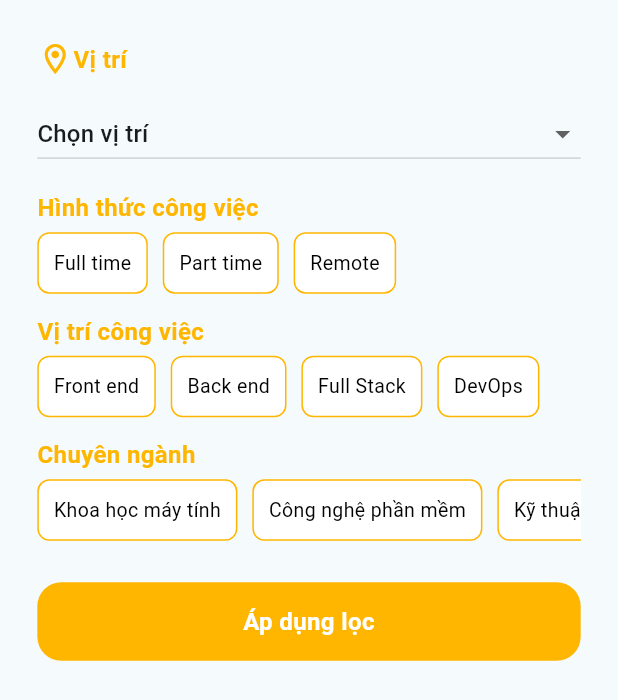
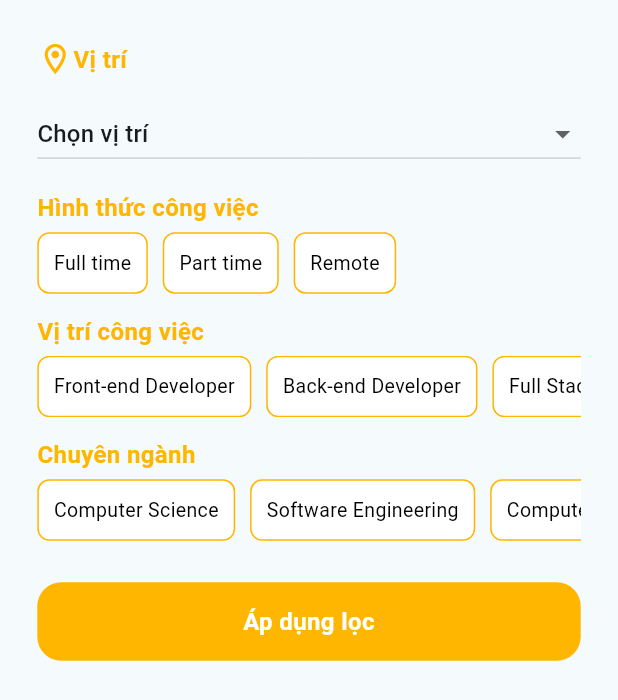
Before and after one commit to loc2406/jobsit-mobile, a Flutter app: the FilterBottomSheet widget shown alone on an empty page, opened directly with empty values, on a phone screen of 412 x 824 dp. Shown: the top 700 px of the screen. Run offline on Flutter 3.47's test engine with Material 3 defaults, Android fonts, the phone set to English and light mode, and no system bars; our stand-ins replace flutter_bloc, flutter_svg, infinite_scroll_pagination; missing offline and left inert: dart:ffi; network calls fail.

Commit message:
refactor: fix bugs search and filter jobs - FINISHED

```diff
--- a/lib/cubits/job/job_state.dart
+++ b/lib/cubits/job/job_state.dart
@@ -18,9 +18,9 @@ class JobState {
           required String name,
           required bool isLastPage,
           required String location,
-          required Map<String, dynamic> schedule,
-          required Map<String, dynamic> position,
-          required Map<String, dynamic> major}) =>
+          required String schedule,
+          required String position,
+          required String major}) =>
       LoadedState(
           jobs: jobs,
           page: page,
--- a/lib/cubits/job/loaded_state.dart
+++ b/lib/cubits/job/loaded_state.dart
@@ -7,9 +7,9 @@ class LoadedState extends JobState {
   final String name;
   final String location;
   final bool isLastPage;
-  final Map<String, dynamic> schedule;
-  final Map<String, dynamic> position;
-  final Map<String, dynamic> major;
+  final String schedule;
+  final String position;
+  final String major;
 
   LoadedState(
       {required this.jobs,
--- a/lib/services/base_services.dart
+++ b/lib/services/base_services.dart
@@ -1,5 +1,5 @@
 class BaseServices{
-  static const url = 'http://192.168.1.94:8085/api';
+  static const url = 'http://192.168.1.169:8085/api';
   static const headers = {
     'Content-Type': 'application/json; charset=UTF-8'
   };
--- a/lib/services/job_services.dart
+++ b/lib/services/job_services.dart
@@ -11,6 +11,7 @@ import '../models/job.dart';
 class JobServices {
   static const getJobUrl = '${BaseServices.url}/job?';
   static const searchJobUrl = '${BaseServices.url}/job/filter?';
+  static const displayJobLogoUrl = '${BaseServices.url}/file/display/';
 
   // Response key
   static const contentsKey = 'contents';
@@ -32,20 +33,20 @@ class JobServices {
   static Future<Map<String, dynamic>> getJobs({
     String name = '',
     String provinceName = '',
-    int scheduleId = -1,
-    int positionId = -1,
-    int majorId = -1,
+    String schedule = '',
+    String position = '',
+    String major = '',
     required int no,
     required int limit,
   }) async {
-    String api = searchJobUrl;
-    api += 'no=$no&limit=$limit';
+
+    String api = '${searchJobUrl}no=$no&limit=$limit';
 
     if (name.isNotEmpty) api += '&name=$name';
     if (provinceName.isNotEmpty) api += '&provinceName=$provinceName';
-    if (scheduleId != -1) api += '&schedule=${ConvertConstants.getNameById(ValueConstants.schedules, scheduleId)}';
-    if (positionId != -1) api += '&position=${ConvertConstants.getNameById(ValueConstants.positions, positionId)}';
-    if (majorId != -1) api += '&major=${ConvertConstants.getNameById(ValueConstants.majors, majorId)}';
+    if (schedule.isNotEmpty) api += '&schedule=$schedule';
+    if (position.isNotEmpty) api += '&position=$position}';
+    if (major.isNotEmpty) api += '&major=$major';
 
     final uri = Uri.parse(api);
 
--- a/lib/utils/text_constants.dart
+++ b/lib/utils/text_constants.dart
@@ -84,7 +84,8 @@ class TextConstants {
   static String loadProvincesFailedError = 'Lấy dữ liệu tỉnh thành thất bại';
 
 // Message
-  static const noDataMess = 'Không có dữ liệu';
+  static const noMatchingJobAtThisTimeMess = 'Rất tiếc, hiện tại không có công việc phù hợp được tìm thấy';
+  static const notFindJobMess = 'Không tìm thấy công việc';
   static const sentOtpMess = 'Đã gửi lại mã OTP';
 
 // Bottom navigation bar
--- a/lib/utils/value_constants.dart
+++ b/lib/utils/value_constants.dart
@@ -26,17 +26,21 @@ class ValueConstants {
   ];
 
   static final positions = [
-    {"id": 1, "name": "Front end"},
-    {"id": 2, "name": "Back end"},
-    {"id": 3, "name": "Full Stack"},
-    {"id": 7, "name": "DevOps"}
+    {"id": 1, "name": "Front-end Developer"},
+    {"id": 2, "name": "Back-end Developer"},
+    {"id": 3, "name": "Full Stack Developer"},
+    {"id": 4, "name": "Mobile Developer"},
+    {"id": 5, "name": "Embedded Developer"},
+    {"id": 6, "name": "QA Tester"},
+    {"id": 7, "name": "DevOps Engineer"}
   ];
 
   static final majors = [
-    {"id": 1, "name": "Khoa học máy tính"},
-    {"id": 2, "name": "Công nghệ phần mềm"},
-    {"id": 3, "name": "Kỹ thuật máy tính"},
-    {"id": 4, "name": "Trí tuệ nhân tạo"},
-    {"id": 6, "name": "Hệ thống quản lý thông tin"}
+    {"id": 1, "name": "Computer Science"},
+    {"id": 2, "name": "Software Engineering"},
+    {"id": 3, "name": "Computer Engineering"},
+    {"id": 4, "name": "Artificial Intelligence"},
+    {"id": 5, "name": "	Artificial Intelligence"},
+    {"id": 6, "name": "	Information Systems Management"}
   ];
 }
--- a/lib/widgets/filter_bottom_sheet.dart
+++ b/lib/widgets/filter_bottom_sheet.dart
@@ -11,16 +11,16 @@ class FilterBottomSheet extends StatefulWidget {
   FilterBottomSheet(
       {super.key,
       required this.selectedLocation,
-      required this.selectedScheduleId,
-      required this.selectedPositionId,
-      required this.selectedMajorId,
+      required this.selectedSchedule,
+      required this.selectedPosition,
+      required this.selectedMajor,
       required this.provinces,
       required this.onApply});
 
   late String selectedLocation;
-  late int selectedScheduleId;
-  late int selectedPositionId;
-  late int selectedMajorId;
+  late String selectedSchedule;
+  late String selectedPosition;
+  late String selectedMajor;
   late List<String> provinces;
   late void Function(String, String, String, String) onApply;
 
@@ -30,9 +30,9 @@ class FilterBottomSheet extends StatefulWidget {
 
 class FilterBottomSheetState extends State<FilterBottomSheet> {
   late String _selectedLocation;
-  late int _selectedScheduleId;
-  late int _selectedPositionId;
-  late int _selectedMajorId;
+  late String _selectedSchedule;
+  late String _selectedPosition;
+  late String _selectedMajor;
   late List<String> _provinces;
   late void Function(String, String, String, String) _onApply;
 
@@ -40,9 +40,9 @@ class FilterBottomSheetState extends State<FilterBottomSheet> {
   void initState() {
     super.initState();
     _selectedLocation = widget.selectedLocation;
-    _selectedScheduleId = widget.selectedScheduleId;
-    _selectedPositionId = widget.selectedPositionId;
-    _selectedMajorId = widget.selectedMajorId;
+    _selectedSchedule = widget.selectedSchedule;
+    _selectedPosition = widget.selectedPosition;
+    _selectedMajor = widget.selectedMajor;
     _provinces = widget.provinces;
     _onApply = widget.onApply;
   }
@@ -88,40 +88,48 @@ class FilterBottomSheetState extends State<FilterBottomSheet> {
           SizedBox(
             height: ValueConstants.deviceHeightValue(uiValue: 15),
           ),
-          ...buildFilterSection(TextConstants.jobSchedule,
-              ValueConstants.schedules, _selectedScheduleId, (id) {
+          ..._buildFilterSection(
+              title: TextConstants.jobSchedule,
+              options: ValueConstants.schedules,
+              selectedName: _selectedSchedule,
+              onSelectedItem: (name) {
                 setState(() {
-              if (_selectedScheduleId == id){
-                _selectedScheduleId = -1;
+                  if (_selectedSchedule == name){
+                    _selectedSchedule = '';
                   }else{
-                _selectedScheduleId = id;
+                    _selectedSchedule = name;
                   }
                 });
           }),
           SizedBox(
             height: ValueConstants.deviceHeightValue(uiValue: 15),
           ),
-          ...buildFilterSection(TextConstants.jobPosition,
-              ValueConstants.positions, _selectedPositionId, (id) {
+          ..._buildFilterSection(
+              title: TextConstants.jobPosition,
+              options: ValueConstants.positions,
+              selectedName: _selectedPosition,
+              onSelectedItem: (name) {
                 setState(() {
-              if (_selectedPositionId == id){
-                _selectedPositionId = -1;
+                  if (_selectedPosition == name){
+                    _selectedPosition = '';
                   }else{
-                _selectedPositionId = id;
+                    _selectedPosition = name;
                   }
                 });
           }),
           SizedBox(
             height: ValueConstants.deviceHeightValue(uiValue: 15),
           ),
-          ...buildFilterSection(
-              TextConstants.major, ValueConstants.majors, _selectedMajorId,
-              (id) {
+          ..._buildFilterSection(
+              title: TextConstants.major,
+              options: ValueConstants.majors,
+              selectedName: _selectedMajor,
+              onSelectedItem: (name) {
             setState(() {
-              if (_selectedMajorId == id){
-                _selectedMajorId = -1;
+              if (_selectedMajor == name){
+                _selectedMajor = '';
               }else{
-                _selectedMajorId = id;
+                _selectedMajor = name;
               }
             });
           }),
@@ -167,11 +175,11 @@ class FilterBottomSheetState extends State<FilterBottomSheet> {
     ];
   }
 
-  List<Widget> buildFilterSection(
-      String title,
-      List<Map<String, dynamic>> options,
-      int selectedId,
-      void Function(int id) onSelectedItem) {
+  List<Widget> _buildFilterSection(
+      {required String title,
+      required List<Map<String, dynamic>> options,
+      required String selectedName,
+      required void Function(String name) onSelectedItem}) {
     return [
       Text(
         title,
@@ -186,14 +194,16 @@ class FilterBottomSheetState extends State<FilterBottomSheet> {
       SingleChildScrollView(
         scrollDirection: Axis.horizontal,
         child: Row(
-          children: filterItem(options, selectedId, onSelectedItem),
+          children: _filterItem(options: options, selectedName: selectedName, onSelectedItem: onSelectedItem),
         ),
       )
     ];
   }
 
-  List<Widget> filterItem(List<Map<String, dynamic>> options, int selectedId,
-      void Function(int id) onSelectedItem) {
+  List<Widget> _filterItem(
+      {required List<Map<String, dynamic>> options,
+      required String selectedName,
+      required void Function(String name) onSelectedItem}) {
     return options
         .map((item) => GestureDetector(
               child: Container(
@@ -201,7 +211,7 @@ class FilterBottomSheetState extends State<FilterBottomSheet> {
                 margin: EdgeInsets.only(
                     right: ValueConstants.deviceWidthValue(uiValue: 10)),
                 decoration: BoxDecoration(
-                    color: item[JobServices.idKey] == selectedId
+                    color: item[JobServices.nameKey] == selectedName
                         ? ColorConstants.main
                         : Colors.white,
                     borderRadius: BorderRadius.circular(8),
@@ -210,23 +220,19 @@ class FilterBottomSheetState extends State<FilterBottomSheet> {
                 child: Text(
                   item[JobServices.nameKey].toString(),
                   style: TextStyle(
-                      color: item[JobServices.nameKey] == selectedId
+                      color: item[JobServices.nameKey] == selectedName
                           ? Colors.white
                           : Colors.black,
                       fontSize: 13),
                 ),
               ),
-              onTap: () => onSelectedItem(item[JobServices.idKey]),
+              onTap: () => onSelectedItem(item[JobServices.nameKey]),
             ))
         .toList();
   }
 
   void handleApplyFilter() {
-    String scheduleName = ConvertConstants.getNameById(ValueConstants.schedules, _selectedScheduleId);
-    String positionName = ConvertConstants.getNameById(ValueConstants.positions, _selectedPositionId);
-    String majorName = ConvertConstants.getNameById(ValueConstants.majors, _selectedMajorId);
-    debugPrint("$_selectedLocation ---$scheduleName --- $positionName --- $majorName");
+    _onApply(_selectedLocation, _selectedSchedule, _selectedPosition, _selectedMajor);
     Navigator.pop(context);
-    _onApply(_selectedLocation, scheduleName, positionName, majorName);
   }
 }
```
Also changed, not shown: lib/cubits/job/job_cubit.dart (+10 -21 lines), lib/screens/home_screen.dart (+42 -38 lines), lib/widgets/job_item.dart (+16 -8 lines). Lines whose indentation alone changed are shown as unchanged.
